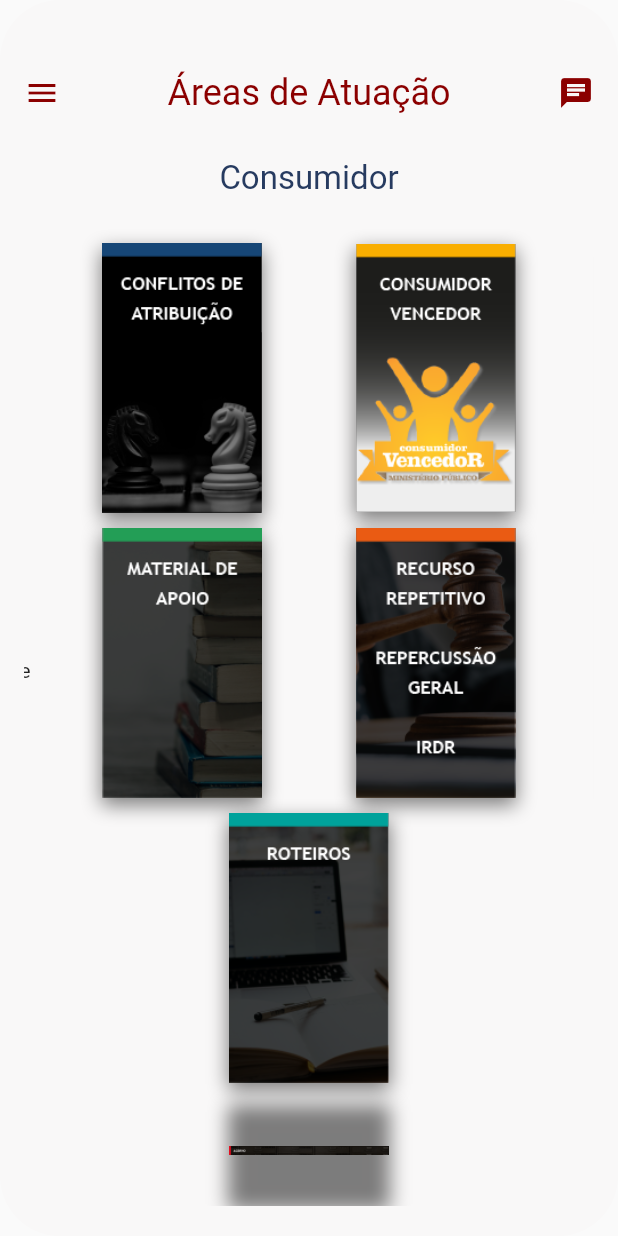
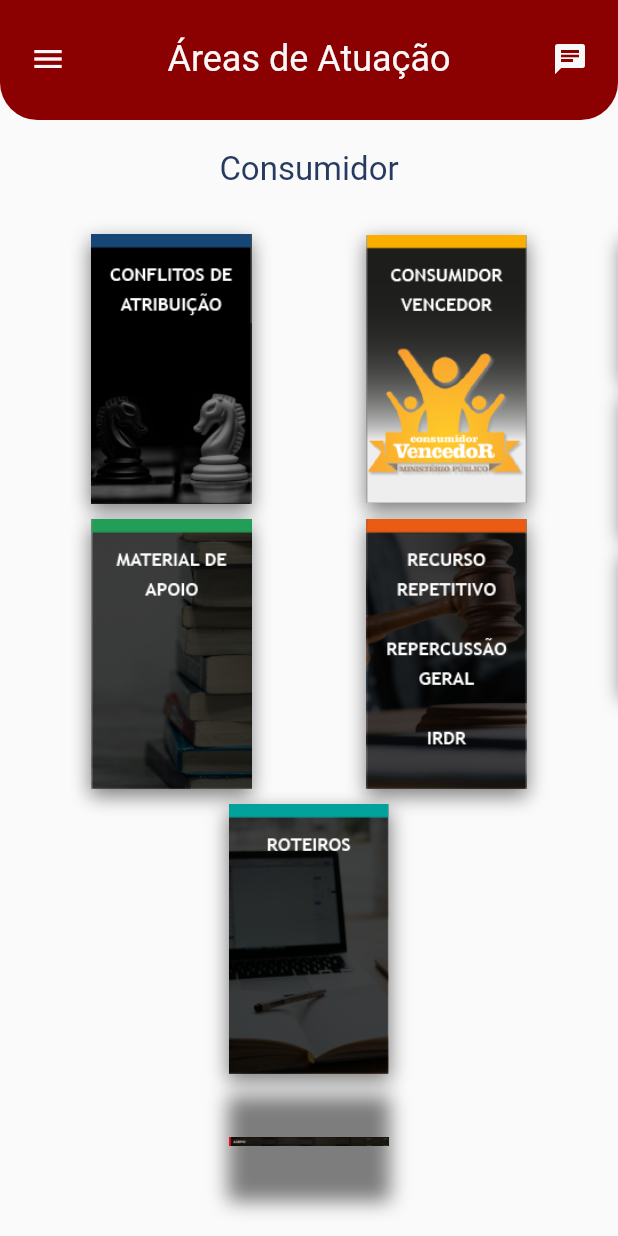
Before and after one commit to PapitoTI/Challenge_MPSP, a Flutter app: the Area screen opened directly, swiped to page 2, on a phone screen of 412 x 824 dp. Run offline on Flutter 3.47's test engine with Material 2 defaults, Android fonts, the phone set to English and light mode, and no system bars; our stand-ins replace bloc, flutter_bloc, font_awesome_flutter, google_fonts.

Commit message:
Container de título de página, área criminal

```diff
--- a/lib/main.dart
+++ b/lib/main.dart
@@ -1,14 +1,22 @@
+import 'package:MPSP/config/pallet.dart';
 import 'package:MPSP/views/signin.view.dart';
 import 'package:flutter/material.dart';
+import 'package:flutter/services.dart';
 
 void main() {
   runApp(MyApp());
+  SystemChrome.setSystemUIOverlayStyle(SystemUiOverlayStyle(
+    statusBarColor: Palett.vermelhompsp,
+  ));
+  SystemChrome.setSystemUIOverlayStyle(SystemUiOverlayStyle.dark
+      .copyWith(statusBarIconBrightness: Brightness.light));
 }
 
 class MyApp extends StatelessWidget {
   @override
   Widget build(BuildContext context) {
     return MaterialApp(
+      theme: ThemeData(primaryColor: Palett.vermelhompsp),
       debugShowCheckedModeBanner: false,
       home: SigninView(),
     );
--- a/lib/views/area.view.dart
+++ b/lib/views/area.view.dart
@@ -1,26 +1,31 @@
 import 'package:MPSP/bloc/navigation.bloc/navigation.bloc.dart';
 import 'package:MPSP/config/pallet.dart';
-import 'package:MPSP/widgets/consumidorWidgets.dart';
-import 'package:MPSP/widgets/criminalWidgets.dart';
+import 'package:MPSP/widgets/consumidor_widgets.dart';
+import 'package:MPSP/widgets/criminal_widgets.dart';
+import 'package:MPSP/widgets/top_container.dart';
 import 'package:flutter/material.dart';
-import 'package:MPSP/widgets/civelWidgets.dart';
+import 'package:MPSP/widgets/civel_widgets.dart';
 
 class Area extends StatelessWidget with NavigationStates {
   final Function onMenuTap;
 
-  const Area({Key key, this.onMenuTap}) : super(key: key);
+  Area({Key key, this.onMenuTap}) : super(key: key);
   static const double boxSize = 70;
   static const double spaceIconToTitle = 5;
   static const double spaceTitleToIcon = 10;
 
   @override
   Widget build(BuildContext context) {
-    return Container(
-      padding: const EdgeInsets.only(left: 16, right: 16, top: 48),
-      decoration: BoxDecoration(
-        borderRadius: BorderRadius.all(Radius.circular(40)),
-        color: Palett.brancompsp,
-      ),
+    double width = MediaQuery.of(context).size.width;
+    return Scaffold(
+      body: SafeArea(
+        child: Column(
+          children: [
+            TopContainer(
+              height: 80,
+              width: width,
+              child: Padding(
+                padding: const EdgeInsets.only(top: 25),
                 child: Column(
                   crossAxisAlignment: CrossAxisAlignment.start,
                   children: [
@@ -31,22 +36,27 @@ class Area extends StatelessWidget with NavigationStates {
                         InkWell(
                           child: Icon(
                             Icons.menu,
-                  color: Palett.vermelhompsp,
+                            color: Palett.brancompsp,
                           ),
                           onTap: onMenuTap,
                         ),
                         Text(
                           "Áreas de Atuação",
-                style: TextStyle(fontSize: 24, color: Palett.vermelhompsp),
+                          style:
+                              TextStyle(fontSize: 24, color: Palett.brancompsp),
                         ),
                         Icon(
                           Icons.chat,
-                color: Palett.vermelhompsp,
+                          color: Palett.brancompsp,
                         ),
                       ],
                     ),
                     SizedBox(
                       height: 30,
+                    ),
+                  ],
+                ),
+              ),
             ),
             Flexible(
               child: PageView(
@@ -56,8 +66,8 @@ class Area extends StatelessWidget with NavigationStates {
                 children: [CivelPage(), ConsumidorPage(), CriminalPage()],
               ),
             ),
-          SizedBox(height: 20),
           ],
+        ),
       ),
     );
   }
--- a/lib/widgets/civelWidgets.dart
+++ b/lib/widgets/civel_widgets.dart
@@ -71,7 +71,7 @@ class CivelPage extends StatelessWidget {
             Container(
               color: Colors.white,
             ),
-            //SizedBox(height: 10),
+            SizedBox(height: 20),
             Container(
               alignment: Alignment.center,
               //color: Palett.azulmpsp,
--- a/lib/widgets/criminalWidgets.dart
+++ b/lib/widgets/consumidor_widgets.dart
@@ -4,10 +4,10 @@ import 'package:MPSP/config/pallet.dart';
 import 'package:flutter/material.dart';
 import 'package:url_launcher/url_launcher.dart';
 
-class CriminalIconContainer extends StatelessWidget {
+class ConsumidorIconContainer extends StatelessWidget {
   static const double boxSize = 180;
 
-  CriminalIconContainer(this.img, this.link);
+  ConsumidorIconContainer(this.img, this.link);
 
   final String img;
   final String link;
@@ -38,7 +38,7 @@ class CriminalIconContainer extends StatelessWidget {
   }
 }
 
-class CriminalPage extends StatelessWidget {
+class ConsumidorPage extends StatelessWidget {
   static const double boxSize = 70;
   static const double spaceIconToTitle = 5;
   static const double spaceTitleToIcon = 10;
@@ -56,14 +56,14 @@ class CriminalPage extends StatelessWidget {
             Container(
               color: Colors.white,
             ),
-            //SizedBox(height: 10),
+            SizedBox(height: 20),
             Container(
               alignment: Alignment.center,
               //color: Palett.vermelhompsp,
               //width: 100,
               //height: 100,
               child: Text(
-                "Criminal",
+                "Consumidor",
                 style: TextStyle(fontSize: 22, color: Palett.azulmpsp),
               ),
             ),
@@ -71,29 +71,32 @@ class CriminalPage extends StatelessWidget {
             Row(
               mainAxisAlignment: MainAxisAlignment.spaceAround,
               children: [
-                CriminalIconContainer("assets/img/area_criminal/1.jpg",
+                ConsumidorIconContainer(
+                    "assets/img/area_consumidor/00-01-ConflitosAtivo34.png",
                     "https://mpspbr.sharepoint.com/:f:/s/g_caocivel/Eoyzwst8bdVCnQElp_DrXPUBV6ZX1mgVkdnjhpfq3Xa4xw?e=QS6MaB"),
-                CriminalIconContainer('assets/img/area_criminal/2.jpg',
+                ConsumidorIconContainer(
+                    'assets/img/area_consumidor/00-02-ConsumidorAtivo35.png',
                     'https://mpspbr.sharepoint.com/:f:/s/g_caocivel/Eh5GSqxq4oJIgqVCbBUThC0BSegNiOFzR2_AKqukvvbt4g?e=7GZ1ja')
               ],
             ),
-
             SizedBox(height: spaceTitleToIcon),
             Row(
               mainAxisAlignment: MainAxisAlignment.spaceAround,
               children: [
-                CriminalIconContainer('assets/img/area_criminal/3.jpg',
+                ConsumidorIconContainer(
+                    'assets/img/area_consumidor/00-03-materialAtivo36.png',
                     'https://mpspbr.sharepoint.com/:f:/s/g_caocivel/Eony4SkBR_BBpd5dpGj1Y_gBL_B4hXpJy4zcn7-O6JstWg?e=GSc4cy'),
-                CriminalIconContainer('assets/img/area_criminal/4.jpg',
+                ConsumidorIconContainer(
+                    'assets/img/area_consumidor/00-04-RecursoAtivo37.png',
                     'https://mpspbr.sharepoint.com/:f:/s/g_caocivel/Eu-S_WjOk7hIoFfE9dwQ4ysBUqnewaqRuHQNLvSK8Xy9AA?e=vOgxwn'),
               ],
             ),
-
             SizedBox(height: spaceTitleToIcon),
             Row(
               mainAxisAlignment: MainAxisAlignment.spaceAround,
               children: [
-                CriminalIconContainer('assets/img/area_criminal/5.jpg',
+                ConsumidorIconContainer(
+                    'assets/img/area_consumidor/00-05- RoteirosAtivo38.png',
                     'https://mpspbr.sharepoint.com/:f:/s/g_caocivel/EsWz3udkDPRJu12TcO2PeG0BE6-_RK32VO1-GM8BQIle7Q?e=2sIPWc'),
               ],
             ),
@@ -103,7 +106,7 @@ class CriminalPage extends StatelessWidget {
               children: [
                 GestureDetector(
                   onTap: () => launch(
-                      "http://www.mpsp.mp.br/portal/page/portal/cao_Criminal/acervo"),
+                      "http://www.mpsp.mp.br/portal/page/portal/cao_consumidor/acervo"),
                   child: Container(
                     decoration: BoxDecoration(
                         shape: BoxShape.rectangle,
@@ -117,7 +120,8 @@ class CriminalPage extends StatelessWidget {
                         ],
                         //color: Palett.azulmpsp,
                         image: DecorationImage(
-                          image: AssetImage('assets/img/area_criminal/6.jpg'),
+                          image: AssetImage(
+                              'assets/img/area_consumidor/00-06-AcervoAtivo39.png'),
                         )),
                     width: 107,
                     height: boxSize,
--- a/lib/widgets/consumidorWidgets.dart
+++ b/lib/widgets/criminal_widgets.dart
@@ -4,10 +4,10 @@ import 'package:MPSP/config/pallet.dart';
 import 'package:flutter/material.dart';
 import 'package:url_launcher/url_launcher.dart';
 
-class ConsumidorIconContainer extends StatelessWidget {
-  static const double boxSize = 180;
+class CriminalIconContainer extends StatelessWidget {
+  static const double boxSize = 95;
 
-  ConsumidorIconContainer(this.img, this.link);
+  CriminalIconContainer(this.img, this.link);
 
   final String img;
   final String link;
@@ -31,14 +31,14 @@ class ConsumidorIconContainer extends StatelessWidget {
             image: DecorationImage(
               image: AssetImage('$img'),
             )),
-        width: 107,
+        width: 80,
         height: boxSize,
       ),
     );
   }
 }
 
-class ConsumidorPage extends StatelessWidget {
+class CriminalPage extends StatelessWidget {
   static const double boxSize = 70;
   static const double spaceIconToTitle = 5;
   static const double spaceTitleToIcon = 10;
@@ -56,14 +56,14 @@ class ConsumidorPage extends StatelessWidget {
             Container(
               color: Colors.white,
             ),
-            //SizedBox(height: 10),
+            SizedBox(height: 20),
             Container(
               alignment: Alignment.center,
               //color: Palett.vermelhompsp,
               //width: 100,
               //height: 100,
               child: Text(
-                "Consumidor",
+                "Criminal",
                 style: TextStyle(fontSize: 22, color: Palett.azulmpsp),
               ),
             ),
@@ -71,34 +71,23 @@ class ConsumidorPage extends StatelessWidget {
             Row(
               mainAxisAlignment: MainAxisAlignment.spaceAround,
               children: [
-                ConsumidorIconContainer(
-                    "assets/img/area_consumidor/00-01-ConflitosAtivo34.png",
+                CriminalIconContainer('assets/img/area_criminal/1.jpg',
                     "https://mpspbr.sharepoint.com/:f:/s/g_caocivel/Eoyzwst8bdVCnQElp_DrXPUBV6ZX1mgVkdnjhpfq3Xa4xw?e=QS6MaB"),
-                ConsumidorIconContainer(
-                    'assets/img/area_consumidor/00-02-ConsumidorAtivo35.png',
-                    'https://mpspbr.sharepoint.com/:f:/s/g_caocivel/Eh5GSqxq4oJIgqVCbBUThC0BSegNiOFzR2_AKqukvvbt4g?e=7GZ1ja')
+                CriminalIconContainer('assets/img/area_criminal/2.jpg',
+                    'https://mpspbr.sharepoint.com/:f:/s/g_caocivel/Eh5GSqxq4oJIgqVCbBUThC0BSegNiOFzR2_AKqukvvbt4g?e=7GZ1ja'),
+                CriminalIconContainer('assets/img/area_criminal/3.jpg',
+                    'https://mpspbr.sharepoint.com/:f:/s/g_caocivel/Eony4SkBR_BBpd5dpGj1Y_gBL_B4hXpJy4zcn7-O6JstWg?e=GSc4cy'),
               ],
             ),
-
             SizedBox(height: spaceTitleToIcon),
             Row(
               mainAxisAlignment: MainAxisAlignment.spaceAround,
               children: [
-                ConsumidorIconContainer(
-                    'assets/img/area_consumidor/00-03-materialAtivo36.png',
-                    'https://mpspbr.sharepoint.com/:f:/s/g_caocivel/Eony4SkBR_BBpd5dpGj1Y_gBL_B4hXpJy4zcn7-O6JstWg?e=GSc4cy'),
-                ConsumidorIconContainer(
-                    'assets/img/area_consumidor/00-04-RecursoAtivo37.png',
+                CriminalIconContainer('assets/img/area_criminal/4.jpg',
                     'https://mpspbr.sharepoint.com/:f:/s/g_caocivel/Eu-S_WjOk7hIoFfE9dwQ4ysBUqnewaqRuHQNLvSK8Xy9AA?e=vOgxwn'),
-              ],
-            ),
-
-            SizedBox(height: spaceTitleToIcon),
-            Row(
-              mainAxisAlignment: MainAxisAlignment.spaceAround,
-              children: [
-                ConsumidorIconContainer(
-                    'assets/img/area_consumidor/00-05- RoteirosAtivo38.png',
+                CriminalIconContainer('assets/img/area_criminal/5.jpg',
+                    'https://mpspbr.sharepoint.com/:f:/s/g_caocivel/EsWz3udkDPRJu12TcO2PeG0BE6-_RK32VO1-GM8BQIle7Q?e=2sIPWc'),
+                CriminalIconContainer('assets/img/area_criminal/6.jpg',
                     'https://mpspbr.sharepoint.com/:f:/s/g_caocivel/EsWz3udkDPRJu12TcO2PeG0BE6-_RK32VO1-GM8BQIle7Q?e=2sIPWc'),
               ],
             ),
@@ -106,29 +95,20 @@ class ConsumidorPage extends StatelessWidget {
             Row(
               mainAxisAlignment: MainAxisAlignment.spaceAround,
               children: [
-                GestureDetector(
-                  onTap: () => launch(
-                      "http://www.mpsp.mp.br/portal/page/portal/cao_consumidor/acervo"),
-                  child: Container(
-                    decoration: BoxDecoration(
-                        shape: BoxShape.rectangle,
-                        boxShadow: [
-                          BoxShadow(
-                            color: Colors.black.withOpacity(0.5),
-                            spreadRadius: 0.5,
-                            blurRadius: 10,
-                            offset: Offset(0, 5),
-                          )
-                        ],
-                        //color: Palett.azulmpsp,
-                        image: DecorationImage(
-                          image: AssetImage(
-                              'assets/img/area_consumidor/00-06-AcervoAtivo39.png'),
-                        )),
-                    width: 107,
-                    height: boxSize,
-                  ),
-                )
+                CriminalIconContainer('assets/img/area_criminal/7.jpg',
+                    'https://mpspbr.sharepoint.com/:f:/s/g_caocivel/EsWz3udkDPRJu12TcO2PeG0BE6-_RK32VO1-GM8BQIle7Q?e=2sIPWc'),
+                CriminalIconContainer('assets/img/area_criminal/8.jpg',
+                    'https://mpspbr.sharepoint.com/:f:/s/g_caocivel/EsWz3udkDPRJu12TcO2PeG0BE6-_RK32VO1-GM8BQIle7Q?e=2sIPWc'),
+                CriminalIconContainer('assets/img/area_criminal/9.jpg',
+                    'https://mpspbr.sharepoint.com/:f:/s/g_caocivel/EsWz3udkDPRJu12TcO2PeG0BE6-_RK32VO1-GM8BQIle7Q?e=2sIPWc'),
+              ],
+            ),
+            SizedBox(height: spaceTitleToIcon),
+            Row(
+              mainAxisAlignment: MainAxisAlignment.spaceAround,
+              children: [
+                CriminalIconContainer('assets/img/area_criminal/10.jpg',
+                    'https://mpspbr.sharepoint.com/:f:/s/g_caocivel/EsWz3udkDPRJu12TcO2PeG0BE6-_RK32VO1-GM8BQIle7Q?e=2sIPWc'),
               ],
             ),
           ],
--- /dev/null
+++ b/lib/widgets/top_container.dart
@@ -0,0 +1,27 @@
+import 'package:MPSP/config/pallet.dart';
+import 'package:flutter/material.dart';
+
+class TopContainer extends StatelessWidget {
+  final double height;
+  final double width;
+  final Widget child;
+  final EdgeInsets padding;
+  TopContainer({this.height, this.width, this.child, this.padding});
+
+  @override
+  Widget build(BuildContext context) {
+    return Container(
+      padding:
+          padding != null ? padding : EdgeInsets.symmetric(horizontal: 20.0),
+      decoration: BoxDecoration(
+          color: Palett.vermelhompsp,
+          borderRadius: BorderRadius.only(
+            bottomRight: Radius.circular(25.0),
+            bottomLeft: Radius.circular(25.0),
+          )),
+      height: height,
+      width: width,
+      child: child,
+    );
+  }
+}
--- a/pubspec.yaml
+++ b/pubspec.yaml
@@ -29,6 +29,7 @@ dependencies:
   font_awesome_flutter: ^8.10.0
   google_fonts: ^1.1.0
   url_launcher: ^5.7.5
+  dots_indicator: ^1.2.0
 
 dev_dependencies:
   flutter_test:
@@ -41,6 +42,7 @@ flutter:
   assets:
     - assets/img/area_civel/
     - assets/img/area_consumidor/
+    - assets/img/area_criminal/
   fonts:
     - family: Roboto
       fonts:
```
Also changed, not shown: pubspec.lock. Lines whose indentation alone changed are shown as unchanged.
